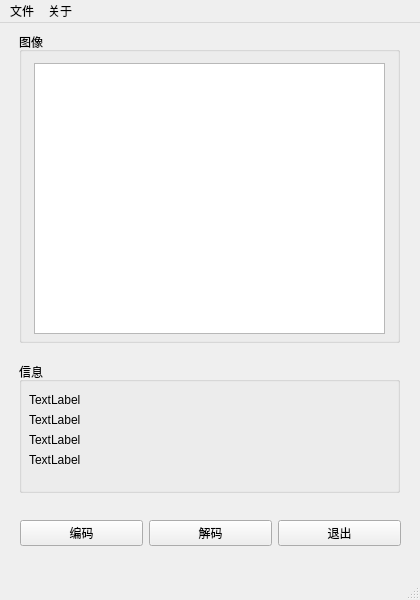
Old version of the form huffman/src/mainwindow.ui in the repository KSkun/DIP-Experiments.
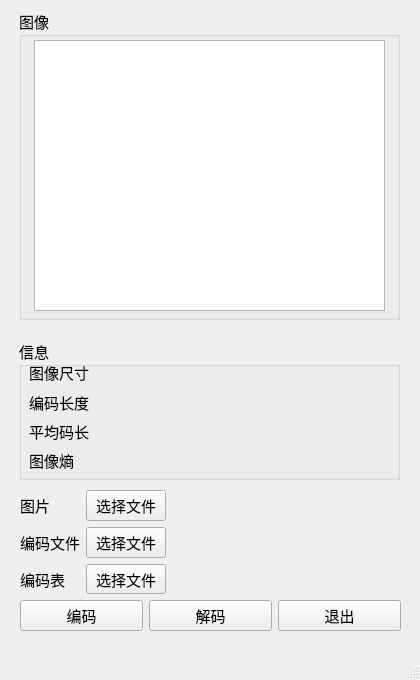
New version of the form.

Commit message: feat: complete ui

```diff
--- a/huffman/src/mainwindow.ui
+++ b/huffman/src/mainwindow.ui
@@ -7,9 +7,15 @@
     <x>0</x>
     <y>0</y>
     <width>420</width>
-    <height>600</height>
+    <height>680</height>
    </rect>
   </property>
+  <property name="font">
+   <font>
+    <family>微软雅黑</family>
+    <pointsize>11</pointsize>
+   </font>
+  </property>
   <property name="windowTitle">
    <string>MainWindow</string>
   </property>
@@ -43,75 +49,160 @@
       <x>19</x>
       <y>339</y>
       <width>381</width>
-      <height>131</height>
+      <height>141</height>
      </rect>
     </property>
     <property name="title">
      <string>信息</string>
     </property>
-    <widget class="QLabel" name="label">
+    <widget class="QWidget" name="gridLayoutWidget_2">
      <property name="geometry">
       <rect>
        <x>10</x>
-       <y>30</y>
-       <width>54</width>
-       <height>16</height>
+       <y>22</y>
+       <width>361</width>
+       <height>111</height>
       </rect>
      </property>
+     <layout class="QGridLayout" name="gridLayout_2" columnstretch="1,5">
+      <item row="3" column="1">
+       <widget class="QLabel" name="labelEntropy_2">
      <property name="text">
-      <string>TextLabel</string>
-     </property>
-    </widget>
-    <widget class="QLabel" name="label_2">
-     <property name="geometry">
-      <rect>
-       <x>10</x>
-       <y>50</y>
-       <width>54</width>
-       <height>16</height>
-      </rect>
-     </property>
+         <string/>
+        </property>
+       </widget>
+      </item>
+      <item row="0" column="0">
+       <widget class="QLabel" name="labelTextSize">
+        <property name="text">
+         <string>图像尺寸</string>
+        </property>
+       </widget>
+      </item>
+      <item row="3" column="0">
+       <widget class="QLabel" name="labelEntropy">
      <property name="text">
-      <string>TextLabel</string>
-     </property>
-    </widget>
-    <widget class="QLabel" name="label_3">
-     <property name="geometry">
-      <rect>
-       <x>10</x>
-       <y>70</y>
-       <width>54</width>
-       <height>16</height>
-      </rect>
-     </property>
+         <string>图像熵</string>
+        </property>
+       </widget>
+      </item>
+      <item row="2" column="1">
+       <widget class="QLabel" name="labelLengthAvg">
+        <property name="text">
+         <string/>
+        </property>
+       </widget>
+      </item>
+      <item row="2" column="0">
+       <widget class="QLabel" name="labelTextLengthAvg">
      <property name="text">
-      <string>TextLabel</string>
-     </property>
-    </widget>
-    <widget class="QLabel" name="label_4">
-     <property name="geometry">
-      <rect>
-       <x>10</x>
-       <y>90</y>
-       <width>54</width>
-       <height>16</height>
-      </rect>
-     </property>
+         <string>平均码长</string>
+        </property>
+       </widget>
+      </item>
+      <item row="1" column="0">
+       <widget class="QLabel" name="labelTextLength">
+        <property name="text">
+         <string>编码长度</string>
+        </property>
+       </widget>
+      </item>
+      <item row="0" column="1">
+       <widget class="QLabel" name="labelSize">
      <property name="text">
-      <string>TextLabel</string>
-     </property>
-    </widget>
-   </widget>
-   <widget class="QWidget" name="horizontalLayoutWidget">
+         <string/>
+        </property>
+       </widget>
+      </item>
+      <item row="1" column="1">
+       <widget class="QLabel" name="labelLength">
+        <property name="text">
+         <string/>
+        </property>
+       </widget>
+      </item>
+     </layout>
+    </widget>
+   </widget>
+   <widget class="QWidget" name="verticalLayoutWidget">
     <property name="geometry">
      <rect>
       <x>20</x>
       <y>490</y>
       <width>381</width>
-      <height>41</height>
+      <height>141</height>
      </rect>
     </property>
-    <layout class="QHBoxLayout" name="horizontalLayout">
+    <layout class="QVBoxLayout" name="layoutFileOperation">
+     <item>
+      <layout class="QGridLayout" name="layoutFile" columnstretch="1,1,5">
+       <item row="1" column="1">
+        <widget class="QPushButton" name="buttonFileEncoded">
+         <property name="text">
+          <string>选择文件</string>
+         </property>
+        </widget>
+       </item>
+       <item row="0" column="0">
+        <widget class="QLabel" name="labelTextImage">
+         <property name="text">
+          <string>图片</string>
+         </property>
+        </widget>
+       </item>
+       <item row="0" column="1">
+        <widget class="QPushButton" name="buttonFileImage">
+         <property name="text">
+          <string>选择文件</string>
+         </property>
+        </widget>
+       </item>
+       <item row="1" column="2">
+        <widget class="QLabel" name="labelFileEncoded">
+         <property name="text">
+          <string/>
+         </property>
+        </widget>
+       </item>
+       <item row="0" column="2">
+        <widget class="QLabel" name="labelFileImage">
+         <property name="text">
+          <string/>
+         </property>
+        </widget>
+       </item>
+       <item row="1" column="0">
+        <widget class="QLabel" name="labelTextEncoded">
+         <property name="text">
+          <string>编码文件</string>
+         </property>
+        </widget>
+       </item>
+       <item row="2" column="0">
+        <widget class="QLabel" name="labelTextCode">
+         <property name="text">
+          <string>编码表</string>
+         </property>
+        </widget>
+       </item>
+       <item row="2" column="1">
+        <widget class="QPushButton" name="buttonFileCode">
+         <property name="text">
+          <string>选择文件</string>
+         </property>
+        </widget>
+       </item>
+       <item row="2" column="2">
+        <widget class="QLabel" name="labelFileCode">
+         <property name="text">
+          <string/>
+         </property>
+        </widget>
+       </item>
+      </layout>
+     </item>
+     <item>
+      <layout class="QHBoxLayout" name="layoutOperation">
      <item>
       <widget class="QPushButton" name="buttonEncode">
        <property name="text">
@@ -134,31 +225,11 @@
       </widget>
      </item>
     </layout>
+     </item>
+    </layout>
    </widget>
   </widget>
-  <widget class="QMenuBar" name="menubar">
-   <property name="geometry">
-    <rect>
-     <x>0</x>
-     <y>0</y>
-     <width>420</width>
-     <height>21</height>
-    </rect>
-   </property>
-   <widget class="QMenu" name="menu">
-    <property name="title">
-     <string>文件</string>
-    </property>
-   </widget>
-   <widget class="QMenu" name="menu_2">
-    <property name="title">
-     <string>关于</string>
-    </property>
-   </widget>
-   <addaction name="menu"/>
-   <addaction name="menu_2"/>
-  </widget>
-  <widget class="QStatusBar" name="statusbar"/>
+  <widget class="QStatusBar" name="statusBar"/>
  </widget>
  <resources/>
  <connections/>
```
Left out of the diff: 2 changed lines with no effect on the pictures. Lines whose indentation alone changed are shown as unchanged. The commit also changes 2 other files.
